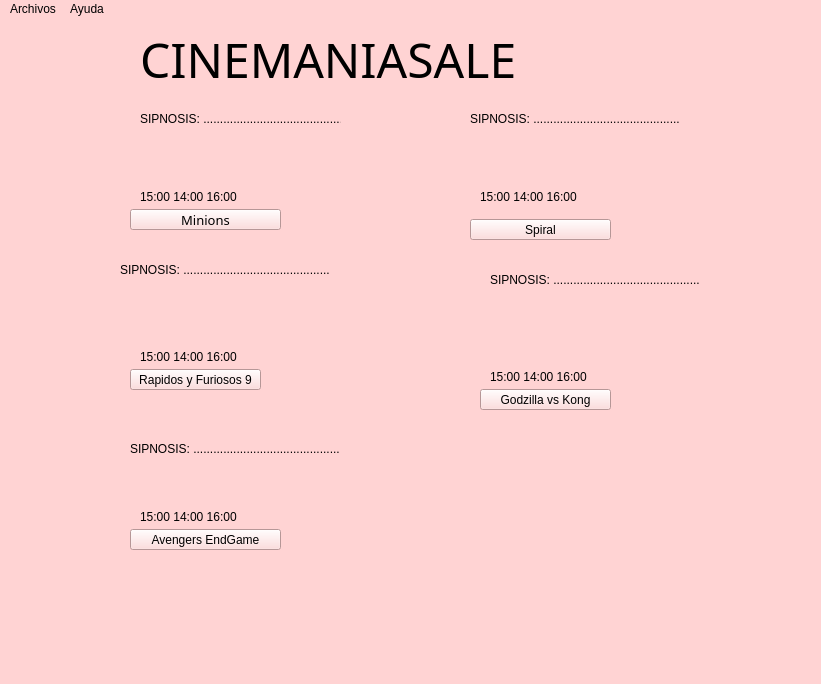
Qt form ventanap.ui (Jtobar-Ec/Cine-Mejorado) before a commit.
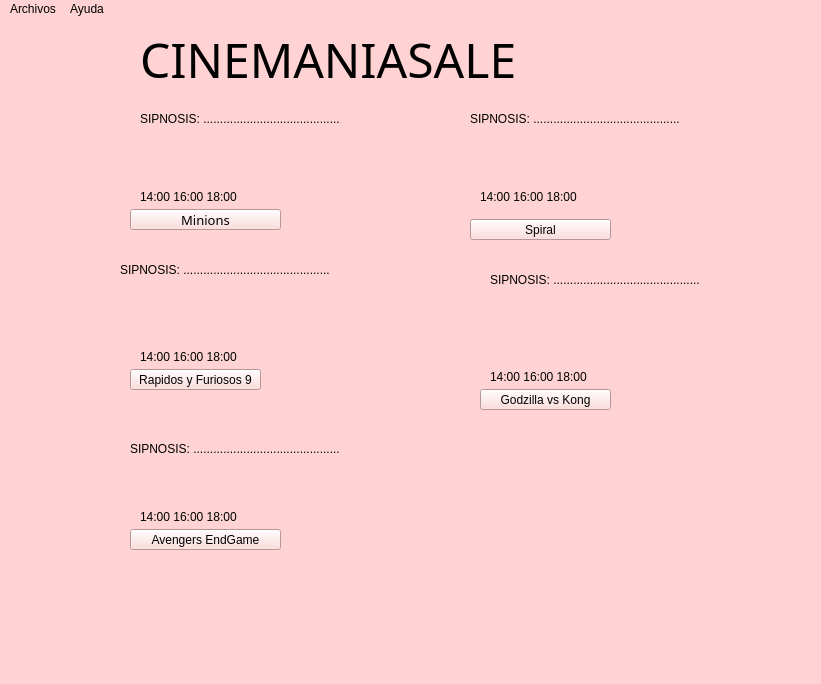
The same form after that commit. Icons and pictures are not drawn.

```diff
--- a/ventanap.ui
+++ b/ventanap.ui
@@ -276,7 +276,7 @@
      </rect>
     </property>
     <property name="text">
-     <string>15:00 14:00 16:00</string>
+     <string>14:00 16:00 18:00</string>
     </property>
    </widget>
    <widget class="QLabel" name="label_13">
@@ -289,7 +289,7 @@
      </rect>
     </property>
     <property name="text">
-     <string>15:00 14:00 16:00</string>
+     <string>14:00 16:00 18:00</string>
     </property>
    </widget>
    <widget class="QLabel" name="label_14">
@@ -302,7 +302,7 @@
      </rect>
     </property>
     <property name="text">
-     <string>15:00 14:00 16:00</string>
+     <string>14:00 16:00 18:00</string>
     </property>
    </widget>
    <widget class="QLabel" name="label_15">
@@ -315,7 +315,7 @@
      </rect>
     </property>
     <property name="text">
-     <string>15:00 14:00 16:00</string>
+     <string>14:00 16:00 18:00</string>
     </property>
    </widget>
    <widget class="QLabel" name="label_16">
@@ -328,7 +328,7 @@
      </rect>
     </property>
     <property name="text">
-     <string>15:00 14:00 16:00</string>
+     <string>14:00 16:00 18:00</string>
     </property>
    </widget>
   </widget>
```
Left out of the diff: 8 changed lines with no effect on the pictures.
